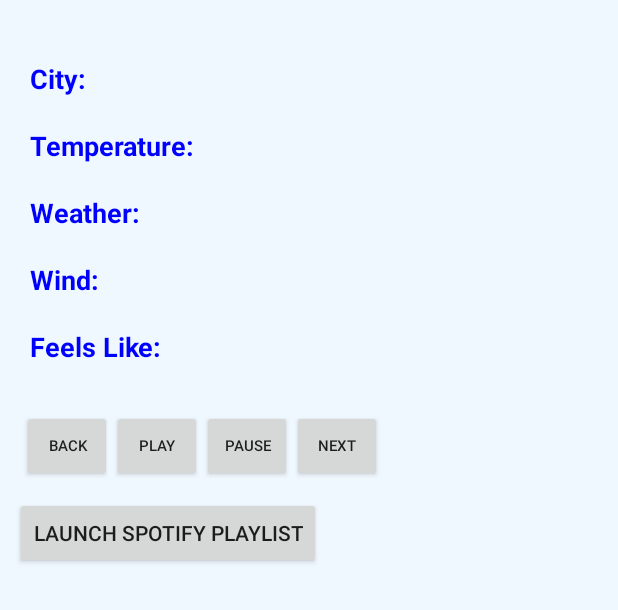
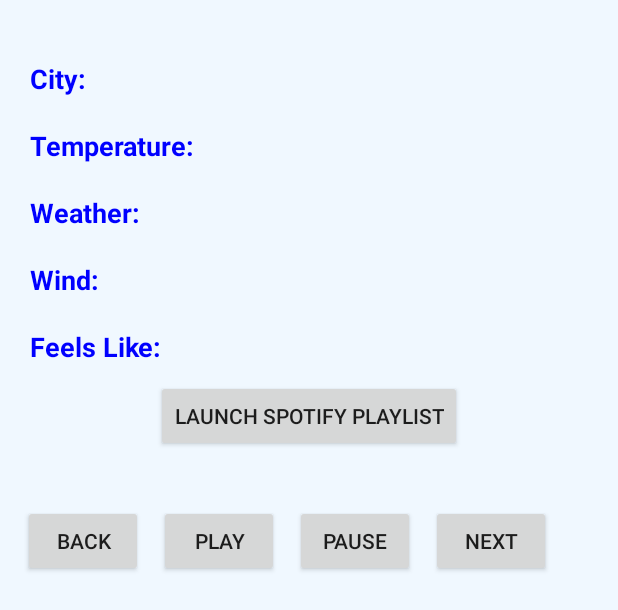
Before and after one commit to njersin/Weathify, an Android app: the layout weather_fragment.xml on its own in the app's theme, with its tools: preview values and no code run, on a phone screen of 412 x 824 dp. Shown: the top 610 px of the screen. Run offline under Robolectric (Android 15) with nearby library versions, the phone set to English and light mode, and no system bars.

Commit message:
cleaned up the GUI a bit

```diff
--- a/app/src/main/java/com/bignerdranch/android/weathify/WeatherFragment.java
+++ b/app/src/main/java/com/bignerdranch/android/weathify/WeatherFragment.java
@@ -11,6 +11,8 @@ import android.view.View;
 import android.view.ViewGroup;
 import android.widget.Button;
 import android.widget.TextView;
+
+import com.spotify.sdk.android.player.PlayerState;
 
 import org.json.JSONException;
 import org.json.JSONObject;
@@ -41,6 +43,8 @@ public class WeatherFragment extends Fragment {
     private Button mLaunchSpotifyPlayerButton;
 
     private static final String TAG = "WeatherManager";
+
+
 
     OnPreviousTrackListener mOnPreviousTrackListener;
     OnResumeTrackListener mOnResumeTrackListener;
@@ -73,6 +77,7 @@ public class WeatherFragment extends Fragment {
         savedInstanceState.putString("weather", mWeatherText.getText().toString());
         savedInstanceState.putString("wind", mWindText.getText().toString());
         savedInstanceState.putString("feelslike", mFeelsLikeText.getText().toString());
+
     }
 
     @Override
--- a/app/src/main/res/layout/weather_fragment.xml
+++ b/app/src/main/res/layout/weather_fragment.xml
@@ -1,5 +1,5 @@
 <?xml version="1.0" encoding="utf-8"?>
-<LinearLayout xmlns:android="http://schemas.android.com/apk/res/android"
+<RelativeLayout xmlns:android="http://schemas.android.com/apk/res/android"
               android:orientation="vertical"
               android:layout_width="match_parent"
               android:layout_height="match_parent"
@@ -35,7 +35,9 @@
         android:layout_width="match_parent"
         android:layout_height="wrap_content"
         android:layout_marginTop="20dp"
-        android:layout_marginLeft="20dp">
+        android:layout_marginLeft="20dp"
+        android:layout_below="@+id/city_row"
+        >
 
         <TextView android:id="@+id/temperature_tag"
                   android:textSize="18sp"
@@ -59,7 +61,9 @@
         android:layout_width="match_parent"
         android:layout_height="wrap_content"
         android:layout_marginTop="20dp"
-        android:layout_marginLeft="20dp">
+        android:layout_marginLeft="20dp"
+        android:layout_below="@+id/temperature_row"
+        >
 
         <TextView android:id="@+id/weather_tag"
                   android:textSize="18sp"
@@ -83,7 +87,9 @@
         android:layout_width="match_parent"
         android:layout_height="wrap_content"
         android:layout_marginTop="20dp"
-        android:layout_marginLeft="20dp">
+        android:layout_marginLeft="20dp"
+        android:layout_below="@+id/weather_row"
+        >
 
         <TextView android:id="@+id/wind_tag"
                   android:textSize="18sp"
@@ -107,7 +113,9 @@
         android:layout_width="match_parent"
         android:layout_height="wrap_content"
         android:layout_marginTop="20dp"
-        android:layout_marginLeft="20dp">
+        android:layout_marginLeft="20dp"
+        android:layout_below="@+id/wind_row"
+        >
 
         <TextView android:id="@+id/feels_like_tag"
                   android:textSize="18sp"
@@ -125,6 +133,17 @@
             android:layout_marginLeft="10dp"/>
     </LinearLayout>
 
+    <Button
+        android:id="@+id/spotify_playlist_button"
+        android:layout_width="wrap_content"
+        android:layout_height="wrap_content"
+        android:layout_marginTop="10dp"
+        android:layout_marginLeft="10dp"
+        android:text="@string/spotify_playlist_button_text"
+        android:layout_below="@+id/feels_like_row"
+        android:layout_centerHorizontal="true"
+        />
+
     <LinearLayout
         android:id="@+id/player_buttons_row"
         android:orientation="horizontal"
@@ -132,44 +151,42 @@
         android:layout_height="wrap_content"
         android:layout_gravity="center_horizontal|center"
         android:layout_marginLeft="10dp"
-        android:layout_marginTop="30dp">
+        android:layout_marginTop="30dp"
+        android:layout_below="@+id/spotify_playlist_button"
+        >
 
         <Button
+            android:layout_margin="5dp"
             android:id="@+id/previous_button"
-            android:layout_width="60dp"
+            android:layout_width="80dp"
             android:layout_height="wrap_content"
-            android:textSize="10dp"
-            android:text="@string/previous_button_text"/>
+            android:text="@string/previous_button_text"
+
+            />
 
         <Button
+            android:layout_margin="5dp"
             android:id="@+id/play_button"
-            android:layout_width="60dp"
+            android:layout_width="80dp"
             android:layout_height="wrap_content"
-            android:textSize="10dp"
             android:text="@string/play_button_text"/>
 
         <Button
+            android:layout_margin="5dp"
             android:id="@+id/pause_button"
-            android:layout_width="60dp"
+            android:layout_width="80dp"
             android:layout_height="wrap_content"
-            android:textSize="10dp"
             android:text="@string/pause_button_text"/>
 
         <Button
+            android:layout_margin="5dp"
             android:id="@+id/next_button"
-            android:layout_width="60dp"
+            android:layout_width="80dp"
             android:layout_height="wrap_content"
-            android:textSize="10dp"
             android:text="@string/next_button_text"/>
 
     </LinearLayout>
 
-    <Button
-        android:id="@+id/spotify_playlist_button"
-        android:layout_width="wrap_content"
-        android:layout_height="wrap_content"
-        android:layout_marginTop="10dp"
-        android:layout_marginLeft="10dp"
-        android:text="@string/spotify_playlist_button_text"/>
 
-</LinearLayout>
+
+</RelativeLayout>
```
Also changed, not shown: 1 other file.
